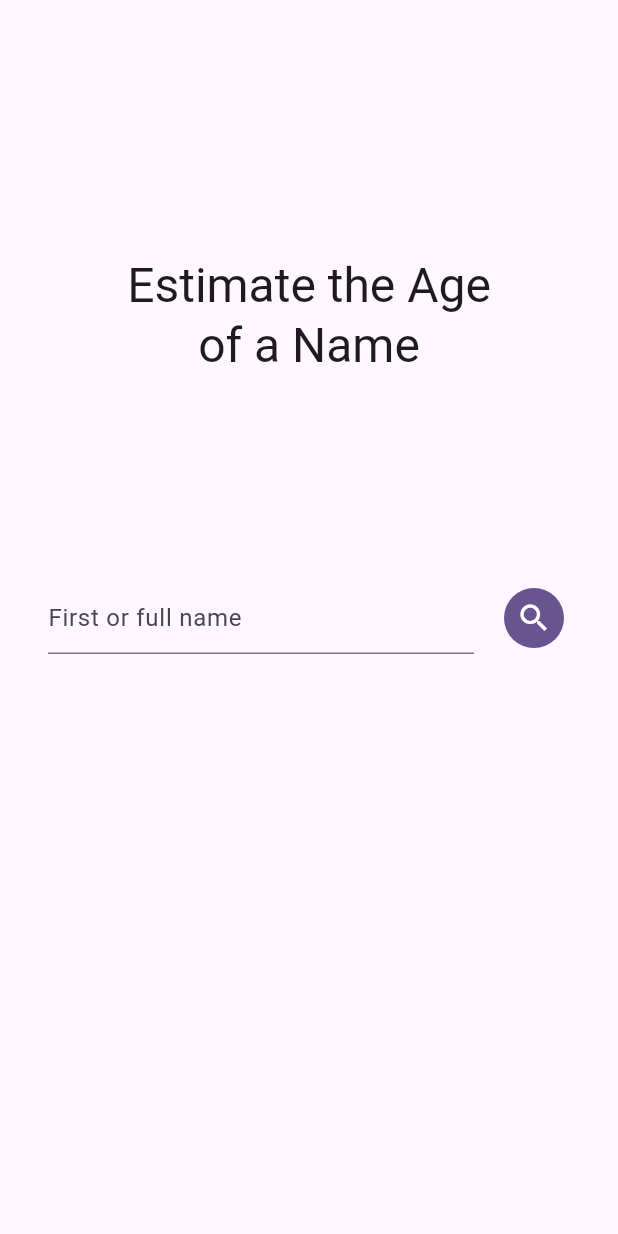
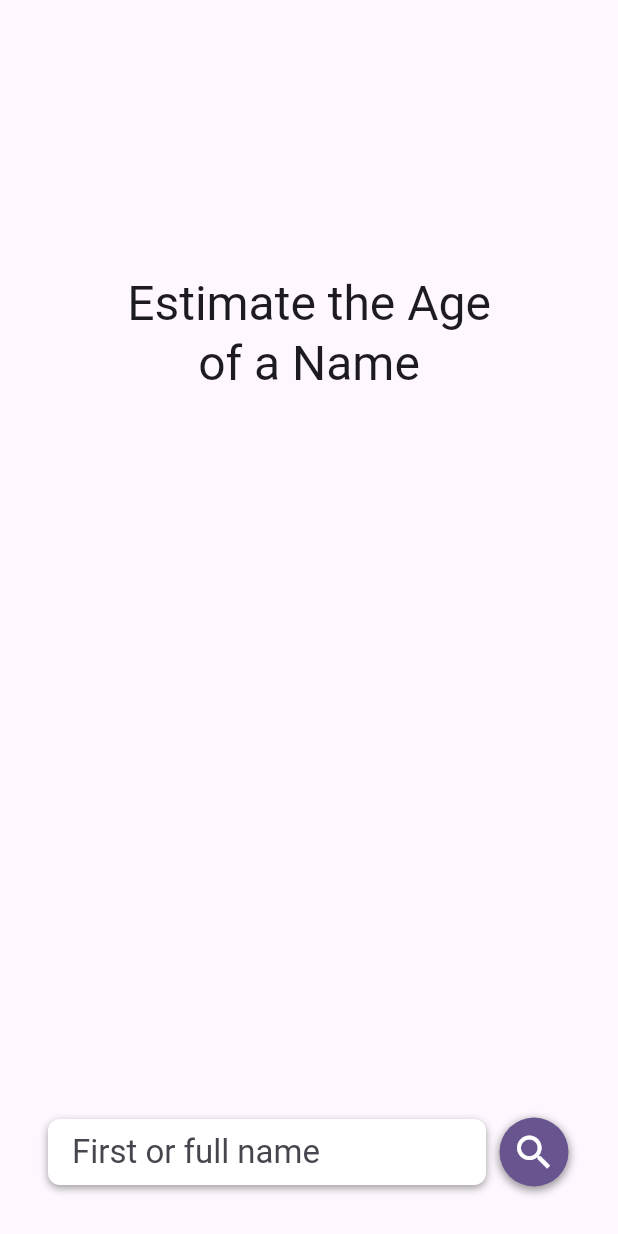
Before and after one commit to juri180/agify, a Flutter app: the screen it shows after launch, on a phone screen of 412 x 824 dp. Run offline on Flutter 3.47's test engine with Material 3 defaults, Android fonts, the light colour scheme and no system bars; our stand-ins replace equatable, flutter_bloc; Roboto replaces fonts that are missing (Roboto Mono).

Commit message:
Style home page and name input

```diff
--- a/lib/main.dart
+++ b/lib/main.dart
@@ -14,7 +14,11 @@ class MyApp extends StatelessWidget {
     return MaterialApp(
       title: 'Agify',
       theme: ThemeData(
-        colorScheme: ColorScheme.fromSeed(seedColor: Colors.deepPurple),
+        colorScheme: ColorScheme.fromSeed(
+          seedColor: Colors.deepPurple,
+          background: const Color(0xfff5f5f5),
+        ),
+        fontFamily: 'Roboto Mono',
       ),
       home: const HomePage(),
     );
--- a/lib/ui/home_page.dart
+++ b/lib/ui/home_page.dart
@@ -12,11 +12,15 @@ class HomePage extends StatelessWidget {
   Widget build(BuildContext context) {
     return Scaffold(
       body: SafeArea(
+        child: BlocProvider<AgeEstimationCubit>(
+          create: (_) => AgeEstimationCubit(),
+          child: CustomScrollView(
+            physics: const ClampingScrollPhysics(),
+            slivers: [
+              SliverFillRemaining(
+                hasScrollBody: false,
                 child: Padding(
                   padding: const EdgeInsets.all(32),
-          child: Center(
-            child: BlocProvider<AgeEstimationCubit>(
-              create: (_) => AgeEstimationCubit(),
                   child: Column(
                     mainAxisAlignment: MainAxisAlignment.center,
                     children: <Widget>[
@@ -29,13 +33,19 @@ class HomePage extends StatelessWidget {
                           ),
                         ),
                       ),
-                  const NameInput(),
                       const Expanded(
-                    child: Padding(
-                      padding: EdgeInsets.only(top: 16),
                         child: Align(
+                          alignment: Alignment.bottomCenter,
+                          child: Column(
+                            mainAxisSize: MainAxisSize.min,
+                            children: [
+                              Align(
                                 alignment: Alignment.topCenter,
                                 child: EstimationResult(),
+                              ),
+                              SizedBox(height: 16),
+                              NameInput(),
+                            ],
                           ),
                         ),
                       ),
@@ -43,6 +53,8 @@ class HomePage extends StatelessWidget {
                   ),
                 ),
               ),
+            ],
+          ),
         ),
       ),
     );
--- a/lib/ui/widgets/estimation_result.dart
+++ b/lib/ui/widgets/estimation_result.dart
@@ -32,6 +32,6 @@ class EstimationResult extends StatelessWidget {
       return 'Uh oh. ${estimate.name} is unknown to us.';
     }
 
-    return '${estimate.name} is ${estimate.age} years old';
+    return '${estimate.name} is ${estimate.age} years old.';
   }
 }
--- a/lib/ui/widgets/name_input.dart
+++ b/lib/ui/widgets/name_input.dart
@@ -18,20 +18,38 @@ class _NameInputState extends State<NameInput> {
     return Row(
       children: [
         Expanded(
+          child: DecoratedBox(
+            decoration: BoxDecoration(
+              color: Colors.white,
+              borderRadius: BorderRadius.circular(8),
+              boxShadow: _shadow,
+            ),
+            child: Padding(
+              padding: const EdgeInsets.symmetric(horizontal: 16, vertical: 8),
               child: TextField(
                 controller: _nameController,
+                style: Theme.of(context).textTheme.titleLarge,
+                textCapitalization: TextCapitalization.words,
                 onSubmitted: (_) {
                   _onKeyboardSubmitPressed(context);
                 },
-            decoration: const InputDecoration(
+                decoration: const InputDecoration.collapsed(
                   hintText: 'First or full name',
                 ),
               ),
             ),
-        const SizedBox(width: 16),
-        BlocBuilder<AgeEstimationCubit, AgeEstimationState>(
+          ),
+        ),
+        const SizedBox(width: 8),
+        Container(
+          decoration: BoxDecoration(
+            shape: BoxShape.circle,
+            boxShadow: _shadow,
+          ),
+          child: BlocBuilder<AgeEstimationCubit, AgeEstimationState>(
             builder: (context, state) {
               return IconButton.filled(
+                iconSize: 30,
                 icon: const Icon(Icons.search),
                 onPressed: state is AgeEstimationLoading
                     ? null
@@ -40,6 +58,7 @@ class _NameInputState extends State<NameInput> {
                       },
               );
             },
+          ),
         ),
       ],
     );
@@ -67,6 +86,17 @@ class _NameInputState extends State<NameInput> {
     ScaffoldMessenger.of(context).showSnackBar(snackBar);
   }
 
+  List<BoxShadow> get _shadow {
+    return const [
+      BoxShadow(
+        color: Colors.black38,
+        spreadRadius: 0,
+        blurRadius: 4,
+        offset: Offset(0, 2),
+      ),
+    ];
+  }
+
   @override
   void dispose() {
     _nameController.dispose();
```
Lines whose indentation alone changed are shown as unchanged.
